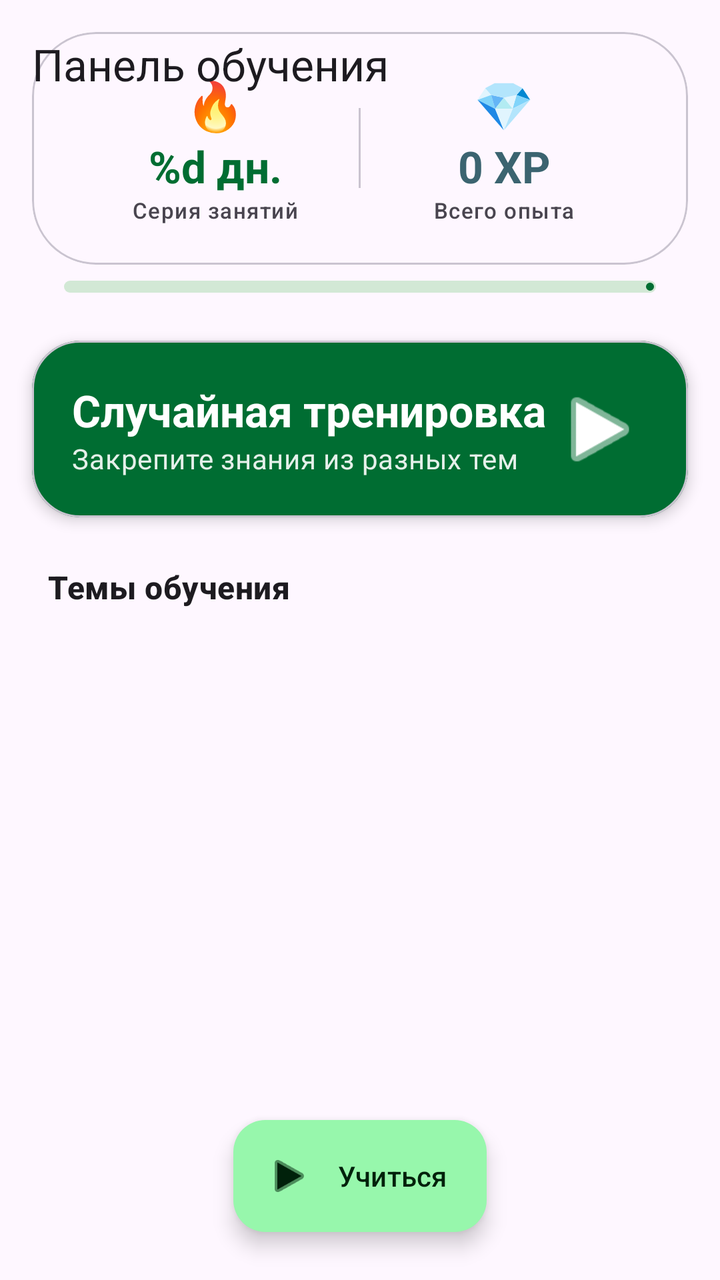
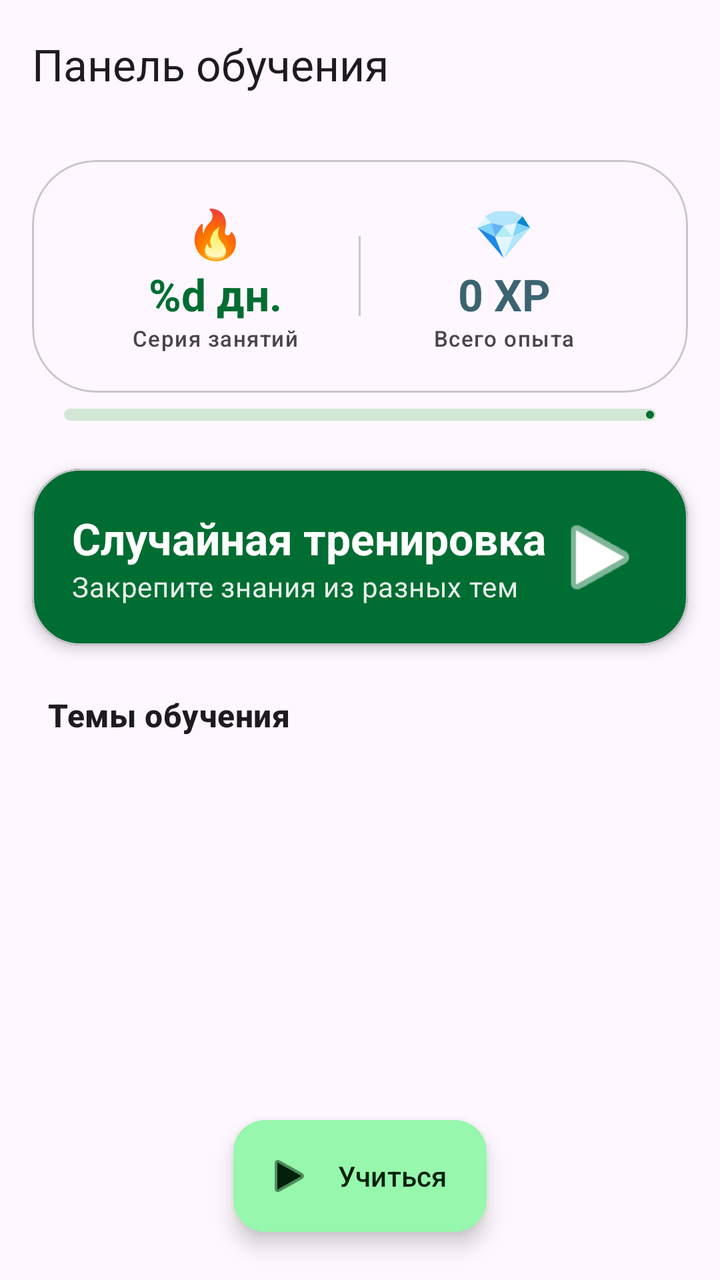

Before-and-after screenshots of an Android layout around one commit, followed by the original layout XML and the change that was made.
<!-- AndroidManifest.xml: application theme Theme.MyApplication -->
<!-- res/layout/fragment_dashboard.xml -->
<?xml version="1.0" encoding="utf-8"?>

<androidx.coordinatorlayout.widget.CoordinatorLayout xmlns:android="http://schemas.android.com/apk/res/android"
    xmlns:app="http://schemas.android.com/apk/res-auto"
    xmlns:tools="http://schemas.android.com/tools"
    android:layout_width="match_parent"
    android:layout_height="match_parent"
    android:background="?attr/colorSurface">

    <com.google.android.material.appbar.AppBarLayout
        android:id="@+id/app_bar"
        android:layout_width="match_parent"
        android:layout_height="wrap_content"
        android:background="?attr/colorSurface"
        app:elevation="0dp">

        <com.google.android.material.appbar.CollapsingToolbarLayout
            android:layout_width="match_parent"
            android:layout_height="wrap_content"
            app:layout_scrollFlags="scroll|exitUntilCollapsed"
            app:titleEnabled="false">

            <androidx.constraintlayout.widget.ConstraintLayout
                android:layout_width="match_parent"
                android:layout_height="wrap_content"
                android:paddingBottom="16dp">

                <com.google.android.material.card.MaterialCardView
                    android:id="@+id/card_stats_header"
                    android:layout_width="match_parent"
                    android:layout_height="wrap_content"
                    android:layout_margin="16dp"
                    app:cardCornerRadius="32dp"
                    app:cardElevation="0dp"
                    app:strokeWidth="1dp"
                    app:strokeColor="?attr/colorOutlineVariant"
                    app:layout_constraintTop_toTopOf="parent">

                    <LinearLayout
                        android:layout_width="match_parent"
                        android:layout_height="wrap_content"
                        android:orientation="horizontal"
                        android:padding="20dp"
                        android:baselineAligned="false">

                        <LinearLayout
                            android:layout_width="0dp"
                            android:layout_height="wrap_content"
                            android:layout_weight="1"
                            android:orientation="vertical"
                            android:gravity="center">

                            <TextView
                                android:layout_width="wrap_content"
                                android:layout_height="wrap_content"
                                android:text="@string/emoji_fire"
                                android:textSize="24sp" />

                            <TextView
                                android:id="@+id/text_streak_value"
                                android:layout_width="wrap_content"
                                android:layout_height="wrap_content"
                                android:text="@string/streak_format"
                                android:textAppearance="?attr/textAppearanceTitleLarge"
                                android:textStyle="bold"
                                android:textColor="?attr/colorPrimary" />

                            <TextView
                                android:layout_width="wrap_content"
                                android:layout_height="wrap_content"
                                android:text="@string/daily_streak"
                                android:textAppearance="?attr/textAppearanceLabelSmall" />
                        </LinearLayout>

                        <View
                            android:layout_width="1dp"
                            android:layout_height="40dp"
                            android:layout_gravity="center_vertical"
                            android:background="?attr/colorOutlineVariant" />

                        <LinearLayout
                            android:layout_width="0dp"
                            android:layout_height="wrap_content"
                            android:layout_weight="1"
                            android:orientation="vertical"
                            android:gravity="center">

                            <TextView
                                android:layout_width="wrap_content"
                                android:layout_height="wrap_content"
                                android:text="@string/emoji_gem"
                                android:textSize="24sp" />

                            <TextView
                                android:id="@+id/text_xp_value"
                                android:layout_width="wrap_content"
                                android:layout_height="wrap_content"
                                android:text="0 XP"
                                android:textAppearance="?attr/textAppearanceTitleLarge"
                                android:textStyle="bold"
                                android:textColor="?attr/colorTertiary" />

                            <TextView
                                android:layout_width="wrap_content"
                                android:layout_height="wrap_content"
                                android:text="@string/total_xp"
                                android:textAppearance="?attr/textAppearanceLabelSmall" />
                        </LinearLayout>
                    </LinearLayout>
                </com.google.android.material.card.MaterialCardView>

                <com.google.android.material.progressindicator.LinearProgressIndicator
                    android:id="@+id/progress_xp"
                    android:layout_width="0dp"
                    android:layout_height="wrap_content"
                    android:layout_marginHorizontal="32dp"
                    android:layout_marginTop="8dp"
                    app:layout_constraintEnd_toEndOf="parent"
                    app:layout_constraintStart_toStartOf="parent"
                    app:layout_constraintTop_toBottomOf="@id/card_stats_header"
                    app:trackCornerRadius="6dp"
                    app:trackThickness="6dp" />

                <com.google.android.material.card.MaterialCardView
                    android:id="@+id/card_random_practice"
                    android:layout_width="match_parent"
                    android:layout_height="wrap_content"
                    android:layout_marginHorizontal="16dp"
                    android:layout_marginTop="24dp"
                    app:cardCornerRadius="24dp"
                    app:cardElevation="4dp"
                    app:cardBackgroundColor="?attr/colorPrimary"
                    app:layout_constraintTop_toBottomOf="@id/progress_xp">

                    <androidx.constraintlayout.widget.ConstraintLayout
                        android:layout_width="match_parent"
                        android:layout_height="wrap_content"
                        android:padding="20dp">

                        <TextView
                            android:id="@+id/text_practice_title"
                            android:layout_width="wrap_content"
                            android:layout_height="wrap_content"
                            android:text="@string/start_random_practice"
                            android:textAppearance="?attr/textAppearanceTitleLarge"
                            android:textColor="?attr/colorOnPrimary"
                            android:textStyle="bold"
                            app:layout_constraintStart_toStartOf="parent"
                            app:layout_constraintTop_toTopOf="parent" />

                        <TextView
                            android:layout_width="0dp"
                            android:layout_height="wrap_content"
                            android:text="@string/practice_desc"
                            android:textAppearance="?attr/textAppearanceBodyMedium"
                            android:textColor="?attr/colorOnPrimary"
                            android:alpha="0.9"
                            app:layout_constraintEnd_toStartOf="@id/image_practice_play"
                            app:layout_constraintStart_toStartOf="parent"
                            app:layout_constraintTop_toBottomOf="@id/text_practice_title" />

                        <ImageView
                            android:id="@+id/image_practice_play"
                            android:layout_width="48dp"
                            android:layout_height="48dp"
                            android:src="@android:drawable/ic_media_play"
                            app:layout_constraintBottom_toBottomOf="parent"
                            app:layout_constraintEnd_toEndOf="parent"
                            app:layout_constraintTop_toTopOf="parent"
                            app:tint="?attr/colorOnPrimary" />

                    </androidx.constraintlayout.widget.ConstraintLayout>
                </com.google.android.material.card.MaterialCardView>

                <TextView
                    android:id="@+id/text_topics_label"
                    android:layout_width="wrap_content"
                    android:layout_height="wrap_content"
                    android:layout_marginStart="24dp"
                    android:layout_marginTop="24dp"
                    android:text="Темы обучения"
                    android:textAppearance="?attr/textAppearanceTitleMedium"
                    android:textStyle="bold"
                    app:layout_constraintStart_toStartOf="parent"
                    app:layout_constraintTop_toBottomOf="@id/card_random_practice" />

            </androidx.constraintlayout.widget.ConstraintLayout>

            <com.google.android.material.appbar.MaterialToolbar
                android:id="@+id/toolbar"
                android:layout_width="match_parent"
                android:layout_height="?attr/actionBarSize"
                app:layout_collapseMode="pin"
                app:title="@string/learning_dashboard" />

        </com.google.android.material.appbar.CollapsingToolbarLayout>
    </com.google.android.material.appbar.AppBarLayout>

    <androidx.recyclerview.widget.RecyclerView
        android:id="@+id/recycler_learning_path"
        android:layout_width="match_parent"
        android:layout_height="match_parent"
        android:clipToPadding="false"
        android:paddingBottom="80dp"
        app:layout_behavior="@string/appbar_scrolling_view_behavior"
        tools:listitem="@layout/item_lesson" />

    <com.google.android.material.floatingactionbutton.ExtendedFloatingActionButton
        android:id="@+id/fab_continue"
        android:layout_width="wrap_content"
        android:layout_height="wrap_content"
        android:layout_gravity="bottom|center_horizontal"
        android:layout_marginBottom="24dp"
        android:text="@string/continue_label"
        app:icon="@android:drawable/ic_media_play"
        app:elevation="4dp" />

</androidx.coordinatorlayout.widget.CoordinatorLayout>
<!-- res/layout/item_lesson.xml (included above) -->
<?xml version="1.0" encoding="utf-8"?>

<com.google.android.material.card.MaterialCardView xmlns:android="http://schemas.android.com/apk/res/android"
    xmlns:app="http://schemas.android.com/apk/res-auto"
    android:layout_width="match_parent"
    android:layout_height="wrap_content"
    android:layout_marginHorizontal="20dp"
    android:layout_marginVertical="10dp"
    app:cardCornerRadius="28dp"
    app:cardElevation="0dp"
    app:strokeWidth="1.5dp"
    app:strokeColor="?attr/colorOutlineVariant"
    app:cardBackgroundColor="?attr/colorSurfaceContainer">

    <androidx.constraintlayout.widget.ConstraintLayout
        android:layout_width="match_parent"
        android:layout_height="wrap_content"
        android:padding="20dp">

        <com.google.android.material.imageview.ShapeableImageView
            android:id="@+id/image_lesson_icon"
            android:layout_width="64dp"
            android:layout_height="64dp"
            android:padding="12dp"
            android:background="?attr/colorPrimaryContainer"
            android:src="@android:drawable/ic_menu_edit"
            app:shapeAppearanceOverlay="@style/ShapeAppearance.Material3.Corner.Full"
            app:layout_constraintStart_toStartOf="parent"
            app:layout_constraintTop_toTopOf="parent"
            app:tint="?attr/colorOnPrimaryContainer" />

        <TextView
            android:id="@+id/text_lesson_name"
            android:layout_width="0dp"
            android:layout_height="wrap_content"
            android:layout_marginStart="16dp"
            android:text="Lesson Name"
            android:textAppearance="?attr/textAppearanceTitleLarge"
            android:textStyle="bold"
            android:textColor="?attr/colorOnSurface"
            app:layout_constraintEnd_toEndOf="parent"
            app:layout_constraintStart_toEndOf="@id/image_lesson_icon"
            app:layout_constraintTop_toTopOf="@id/image_lesson_icon" />

        <TextView
            android:id="@+id/text_lesson_desc"
            android:layout_width="0dp"
            android:layout_height="wrap_content"
            android:layout_marginStart="16dp"
            android:layout_marginTop="4dp"
            android:textAppearance="?attr/textAppearanceBodyMedium"
            android:textColor="?attr/colorOnSurfaceVariant"
            app:layout_constraintEnd_toEndOf="parent"
            app:layout_constraintStart_toEndOf="@id/image_lesson_icon"
            app:layout_constraintTop_toBottomOf="@id/text_lesson_name" />

        <LinearLayout
            android:id="@+id/layout_meta"
            android:layout_width="0dp"
            android:layout_height="wrap_content"
            android:layout_marginTop="12dp"
            android:orientation="horizontal"
            android:gravity="center_vertical"
            app:layout_constraintStart_toStartOf="@id/text_lesson_name"
            app:layout_constraintEnd_toEndOf="parent"
            app:layout_constraintTop_toBottomOf="@id/text_lesson_desc">

            <com.google.android.material.chip.Chip
                android:id="@+id/chip_difficulty"
                style="@style/Widget.Material3.Chip.Assist"
                android:layout_width="wrap_content"
                android:layout_height="wrap_content"
                android:text="Easy"
                app:chipMinTouchTargetSize="0dp"
                android:clickable="false"
                android:textAppearance="?attr/textAppearanceLabelSmall" />

            <View
                android:layout_width="0dp"
                android:layout_height="0dp"
                android:layout_weight="1" />

            <TextView
                android:id="@+id/text_status"
                android:layout_width="wrap_content"
                android:layout_height="wrap_content"
                android:text="@string/status_not_started"
                android:textAppearance="?attr/textAppearanceLabelMedium"
                android:textColor="?attr/colorPrimary" />
        </LinearLayout>

        <com.google.android.material.progressindicator.LinearProgressIndicator
            android:id="@+id/progress_lesson"
            android:layout_width="0dp"
            android:layout_height="wrap_content"
            android:layout_marginTop="16dp"
            app:layout_constraintEnd_toEndOf="parent"
            app:layout_constraintStart_toStartOf="parent"
            app:layout_constraintTop_toBottomOf="@id/layout_meta"
            app:trackCornerRadius="10dp"
            app:trackThickness="10dp"
            app:indicatorColor="?attr/colorPrimary"
            app:trackColor="?attr/colorSurfaceVariant" />

    </androidx.constraintlayout.widget.ConstraintLayout>

</com.google.android.material.card.MaterialCardView>
<!-- resources referenced by this layout -->
<resources>
  <string name="continue_label">Учиться</string>
  <string name="daily_streak">Серия занятий</string>
  <string name="emoji_fire">🔥</string>
  <string name="emoji_gem">💎</string>
  <string name="learning_dashboard">Панель обучения</string>
  <string name="practice_desc">Закрепите знания из разных тем</string>
  <string name="start_random_practice">Случайная тренировка</string>
  <string name="status_not_started">Не начато</string>
  <string name="streak_format">%d дн.</string>
  <string name="total_xp">Всего опыта</string>
  <style name="Theme.MyApplication" parent="Theme.Material3.Light.NoActionBar">
          
          <item name="colorPrimary">@color/primary_light</item>
          <item name="colorOnPrimary">@color/onPrimary_light</item>
          <item name="colorPrimaryContainer">@color/primaryContainer_light</item>
          <item name="colorOnPrimaryContainer">@color/onPrimaryContainer_light</item>
  
          
          <item name="colorSecondary">@color/secondary_light</item>
          <item name="colorOnSecondary">@color/onSecondary_light</item>
          <item name="colorSecondaryContainer">@color/secondaryContainer_light</item>
          <item name="colorOnSecondaryContainer">@color/onSecondaryContainer_light</item>
  
          
          <item name="colorTertiary">@color/tertiary_light</item>
          <item name="colorOnTertiary">@color/onTertiary_light</item>
          <item name="colorTertiaryContainer">@color/tertiaryContainer_light</item>
          <item name="colorOnTertiaryContainer">@color/onTertiaryContainer_light</item>
  
          <item name="android:statusBarColor">@android:color/transparent</item>
          <item name="android:navigationBarColor">@android:color/transparent</item>
          <item name="android:windowLightStatusBar">true</item>
      </style>
  <color name="primary_light">#006D32</color>
  <color name="onPrimary_light">#FFFFFF</color>
  <color name="primaryContainer_light">#97F7AC</color>
  <color name="onPrimaryContainer_light">#00210B</color>
  <color name="secondary_light">#4F6354</color>
  <color name="onSecondary_light">#FFFFFF</color>
  <color name="secondaryContainer_light">#D2E8D5</color>
  <color name="onSecondaryContainer_light">#0C1F13</color>
  <color name="tertiary_light">#3B6470</color>
  <color name="onTertiary_light">#FFFFFF</color>
  <color name="tertiaryContainer_light">#BEEAF7</color>
  <color name="onTertiaryContainer_light">#001F26</color>
</resources>

<!-- the commit's change to res/layout/fragment_dashboard.xml (unified diff, before → after) -->
@@ -23,6 +23,7 @@
             <androidx.constraintlayout.widget.ConstraintLayout
                 android:layout_width="match_parent"
                 android:layout_height="wrap_content"
+                android:paddingTop="?attr/actionBarSize"
                 android:paddingBottom="16dp">
 
                 <com.google.android.material.card.MaterialCardView
